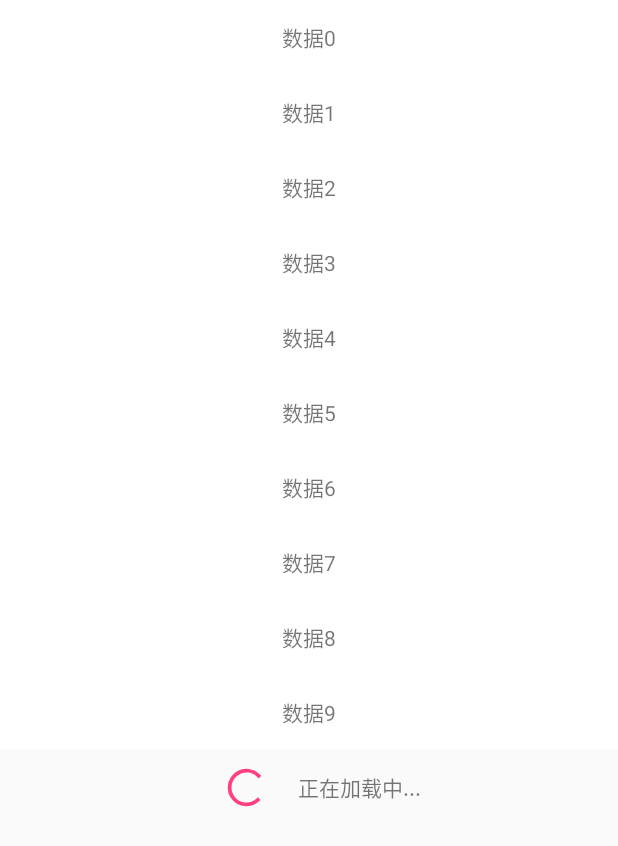
After one commit to Sotardust/Utils, an Android app: the LoadMoreActivity screen opened directly, with no data from a screen before it, on a phone screen of 412 x 824 dp. The commit adds this screen. Shown: the top 846 px of the screen. Run offline under Robolectric (Android 15) with nearby library versions, the phone set to English and light mode, and no system bars; our stand-ins replace ButterKnife; 1 statement that could not run was skipped.

Commit message:
load more

```diff
--- a/app/build.gradle
+++ b/app/build.gradle
@@ -6,7 +6,7 @@ apply plugin: 'kotlin-android-extensions'
 
 android {
     compileSdkVersion 25
-    buildToolsVersion "25.0.3"
+    buildToolsVersion '26.0.2'
     defaultConfig {
         applicationId "com.dai.utils"
         minSdkVersion 19
--- a/app/src/main/AndroidManifest.xml
+++ b/app/src/main/AndroidManifest.xml
@@ -33,6 +33,7 @@
         <activity android:name="com.dai.utils.view.musicbutton.MusicActivity" />
         <activity android:name=".animation.AnimationActivity" />
         <activity android:name=".dialog.DialogActivity" />
+        <activity android:name=".loadmore.LoadMoreActivity" />
 
         <service android:name="com.dai.utils.service.MyService" />
         <service
--- a/app/src/main/java/com/dai/utils/MainActivity.java
+++ b/app/src/main/java/com/dai/utils/MainActivity.java
@@ -18,6 +18,7 @@ import com.dai.utils.animation.AnimationActivity;
 import com.dai.utils.broadcast.BroadCastActivity;
 import com.dai.utils.dialog.DialogActivity;
 import com.dai.utils.file.FileActivity;
+import com.dai.utils.loadmore.LoadMoreActivity;
 import com.dai.utils.rollview.RollActivity;
 import com.dai.utils.service.ServiceActivity;
 import com.dai.utils.sqlite.SQLiteActivity;
@@ -89,7 +90,7 @@ public class MainActivity extends AppCompatActivity {
                         startActivity(intent2);
                         break;
                     case 3:
-                        Intent intent3 = new Intent(getApplicationContext(), RollActivity.class);
+                        Intent intent3 = new Intent(getApplicationContext(), LoadMoreActivity.class);
                         startActivity(intent3);
                         break;
                     case 4:
--- /dev/null
+++ b/app/src/main/java/com/dai/utils/base/BaseAdapter.java
@@ -0,0 +1,42 @@
+package com.dai.utils.base;
+
+import android.support.v7.widget.RecyclerView;
+import android.view.ViewGroup;
+
+import java.util.ArrayList;
+import java.util.List;
+
+public abstract class BaseAdapter<T> extends RecyclerView.Adapter<RecyclerView.ViewHolder> {
+
+
+    protected List<T> mList = new ArrayList<>();
+
+    protected RecycleItemCallBack<T> recycleItemCallBack;
+
+    public BaseAdapter(RecycleItemCallBack<T> recycleItemCallBack) {
+
+    }
+
+
+
+    @Override
+    public RecyclerView.ViewHolder onCreateViewHolder(ViewGroup parent, int viewType) {
+        return onCreateVH(parent, viewType);
+    }
+
+    @Override
+    public void onBindViewHolder(RecyclerView.ViewHolder holder, int position) {
+        onBindVH(holder, position);
+    }
+
+    @Override
+    public int getItemCount() {
+        return mList.size();
+    }
+
+    protected abstract void setChangedList(List<T> list);
+
+    protected abstract RecyclerView.ViewHolder onCreateVH(ViewGroup parent, int viewType);
+
+    protected abstract void onBindVH(RecyclerView.ViewHolder holder, int position);
+}
--- /dev/null
+++ b/app/src/main/java/com/dai/utils/base/OnItemClickLister.java
@@ -0,0 +1,6 @@
+package com.dai.utils.base;
+
+public interface OnItemClickLister<T> {
+
+    void OnItemClickLister(T data, int position);
+}
--- /dev/null
+++ b/app/src/main/java/com/dai/utils/base/RecycleItemCallBack.java
@@ -0,0 +1,9 @@
+package com.dai.utils.base;
+
+public class RecycleItemCallBack<T> implements OnItemClickLister<T> {
+
+    @Override
+    public void OnItemClickLister(T data, int position) {
+
+    }
+}
--- /dev/null
+++ b/app/src/main/java/com/dai/utils/loadmore/LoadMoreActivity.java
@@ -0,0 +1,65 @@
+package com.dai.utils.loadmore;
+
+import android.os.Bundle;
+import android.support.annotation.Nullable;
+import android.support.v7.app.AppCompatActivity;
+import android.support.v7.widget.LinearLayoutManager;
+import android.support.v7.widget.RecyclerView;
+
+import com.dai.utils.R;
+import com.dai.utils.base.RecycleItemCallBack;
+
+import java.util.ArrayList;
+import java.util.List;
+
+import butterknife.BindView;
+import butterknife.ButterKnife;
+
+public class LoadMoreActivity extends AppCompatActivity {
+
+    @BindView(R.id.recyclerView)
+    RecyclerView recyclerView;
+
+    private LoadMoreAdapter adapter;
+    private int count = 1;
+
+    @Override
+    protected void onCreate(@Nullable Bundle savedInstanceState) {
+        super.onCreate(savedInstanceState);
+        setContentView(R.layout.activity_load_more);
+        ButterKnife.bind(this);
+
+
+        final List<String> list = new ArrayList<>();
+        for (int i = 0; i < 10; i++) {
+            list.add("数据" + i);
+        }
+        LinearLayoutManager layoutManager = new LinearLayoutManager(getApplicationContext(), LinearLayoutManager.VERTICAL, false);
+
+        adapter = new LoadMoreAdapter(recycleItemCallBack);
+        adapter.setChangedList(list);
+        recyclerView.setLayoutManager(layoutManager);
+        recyclerView.setAdapter(adapter);
+
+        adapter.LoadMoreListener(new LoadMoreAdapter.LoadMoreListener() {
+            @Override
+            public void onLoadMore(LoadMoreAdapter.LoadViewHolder viewHolder) {
+                ++count;
+                List<String> list1 = new ArrayList<>();
+                for (int i = 10 * (count - 1); i < 10 * count; i++) {
+                    list1.add("数据" + i);
+                }
+                adapter.setLoadMoreData(list1,viewHolder,false);
+            }
+        });
+
+    }
+
+    RecycleItemCallBack<String> recycleItemCallBack = new RecycleItemCallBack<String>() {
+        @Override
+        public void OnItemClickLister(String data, int position) {
+            super.OnItemClickLister(data, position);
+        }
+    };
+
+}
--- /dev/null
+++ b/app/src/main/java/com/dai/utils/loadmore/LoadMoreAdapter.java
@@ -0,0 +1,114 @@
+package com.dai.utils.loadmore;
+
+import android.support.v7.widget.RecyclerView;
+import android.view.LayoutInflater;
+import android.view.View;
+import android.view.ViewGroup;
+import android.widget.LinearLayout;
+import android.widget.TextView;
+
+import com.dai.utils.R;
+import com.dai.utils.base.BaseAdapter;
+import com.dai.utils.base.RecycleItemCallBack;
+
+import java.util.List;
+import java.util.logging.Handler;
+
+public class LoadMoreAdapter extends BaseAdapter<String> {
+
+    private static final String TAG = "dht";
+
+    private static final int NORMAL = 0;
+
+    private static final int FOOTER = 1;
+
+    public LoadMoreAdapter(RecycleItemCallBack<String> recycleItemCallBack) {
+        super(recycleItemCallBack);
+    }
+
+    @Override
+    protected void setChangedList(List<String> list) {
+        this.mList = list;
+        notifyDataSetChanged();
+    }
+
+    @Override
+    protected RecyclerView.ViewHolder onCreateVH(ViewGroup parent, int viewType) {
+        if (viewType == FOOTER) {
+            View view = LayoutInflater.from(parent.getContext()).inflate(R.layout.recycle_item_loading, parent, false);
+            return new LoadViewHolder(view);
+        } else {
+            View view = LayoutInflater.from(parent.getContext()).inflate(R.layout.recycle_item_load_more, parent, false);
+            return new ViewHolder(view);
+        }
+    }
+
+    @Override
+    protected void onBindVH(RecyclerView.ViewHolder holder, int position) {
+        if (holder instanceof ViewHolder) {
+            ((ViewHolder) holder).content.setText(mList.get(position));
+
+        } else if (holder instanceof LoadViewHolder) {
+            if (position == getItemCount() - 1) {
+                ((LoadViewHolder) holder).llLoading.setVisibility(View.VISIBLE);
+                listener.onLoadMore((LoadViewHolder) holder);
+            }
+        }
+    }
+
+
+    @Override
+    public int getItemViewType(int position) {
+        if (position == getItemCount() - 1) return FOOTER;
+        return super.getItemViewType(position);
+    }
+
+    @Override
+    public int getItemCount() {
+        return mList.size() + 1;
+    }
+
+
+    public void setLoadMoreData(List<String> list, LoadViewHolder viewHolder, boolean isCompleted) {
+        int index = mList.size();
+        mList.addAll(list);
+        viewHolder.llLoading.setVisibility(isCompleted ? View.GONE : View.VISIBLE);
+        viewHolder.completed.setVisibility(isCompleted ? View.VISIBLE : View.GONE);
+//        notifyItemInserted(index, index + list.size());
+//        notifyItemRangeInserted(index, list.size());
+
+        notifyDataSetChanged();
+    }
+
+    public interface LoadMoreListener {
+        void onLoadMore(LoadViewHolder viewHolder);
+    }
+
+    private LoadMoreListener listener;
+
+    public void LoadMoreListener(LoadMoreListener listener) {
+        this.listener = listener;
+    }
+
+    class ViewHolder extends RecyclerView.ViewHolder {
+
+        private TextView content;
+
+        public ViewHolder(View itemView) {
+            super(itemView);
+            content = (TextView) itemView.findViewById(R.id.content);
+        }
+    }
+
+    class LoadViewHolder extends RecyclerView.ViewHolder {
+
+        private TextView completed;
+        private LinearLayout llLoading;
+
+        public LoadViewHolder(View itemView) {
+            super(itemView);
+            completed = (TextView) itemView.findViewById(R.id.loading_completed);
+            llLoading = (LinearLayout) itemView.findViewById(R.id.ll_loading);
+        }
+    }
+}
--- /dev/null
+++ b/app/src/main/res/layout/activity_load_more.xml
@@ -0,0 +1,12 @@
+<?xml version="1.0" encoding="utf-8"?>
+<LinearLayout xmlns:android="http://schemas.android.com/apk/res/android"
+    android:layout_width="match_parent"
+    android:layout_height="match_parent"
+    android:orientation="vertical">
+
+    <android.support.v7.widget.RecyclerView
+        android:id="@+id/recyclerView"
+        android:layout_width="match_parent"
+        android:layout_height="match_parent" />
+
+</LinearLayout>
--- /dev/null
+++ b/app/src/main/res/layout/recycle_item_load_more.xml
@@ -0,0 +1,15 @@
+<?xml version="1.0" encoding="utf-8"?>
+<LinearLayout xmlns:android="http://schemas.android.com/apk/res/android"
+    android:layout_width="match_parent"
+    android:layout_height="50dp"
+    android:background="@color/white"
+    android:orientation="vertical">
+
+    <TextView
+        android:id="@+id/content"
+        android:layout_width="match_parent"
+        android:layout_height="50dp"
+        android:gravity="center"
+        android:text="shuju" />
+
+</LinearLayout>
--- /dev/null
+++ b/app/src/main/res/layout/recycle_item_loading.xml
@@ -0,0 +1,34 @@
+<?xml version="1.0" encoding="utf-8"?>
+<LinearLayout xmlns:android="http://schemas.android.com/apk/res/android"
+    android:layout_width="match_parent"
+    android:layout_height="50dp"
+    android:orientation="vertical">
+
+    <LinearLayout
+        android:id="@+id/ll_loading"
+        android:layout_width="match_parent"
+        android:layout_height="50dp"
+        android:gravity="center"
+        android:visibility="gone">
+
+        <ProgressBar
+            android:layout_width="wrap_content"
+            android:layout_height="wrap_content"
+            android:padding="10dp" />
+
+        <TextView
+            android:id="@+id/loading"
+            android:layout_width="wrap_content"
+            android:layout_height="wrap_content"
+            android:text="正在加载中..." />
+    </LinearLayout>
+
+    <TextView
+        android:id="@+id/loading_completed"
+        android:layout_width="match_parent"
+        android:layout_height="50dp"
+        android:gravity="center"
+        android:text="数据加载完成"
+        android:visibility="gone" />
+
+</LinearLayout>
```
Also changed, not shown: app/src/main/aidl/com/dai/utils/aidl/BookAidlInterface.aidl.
